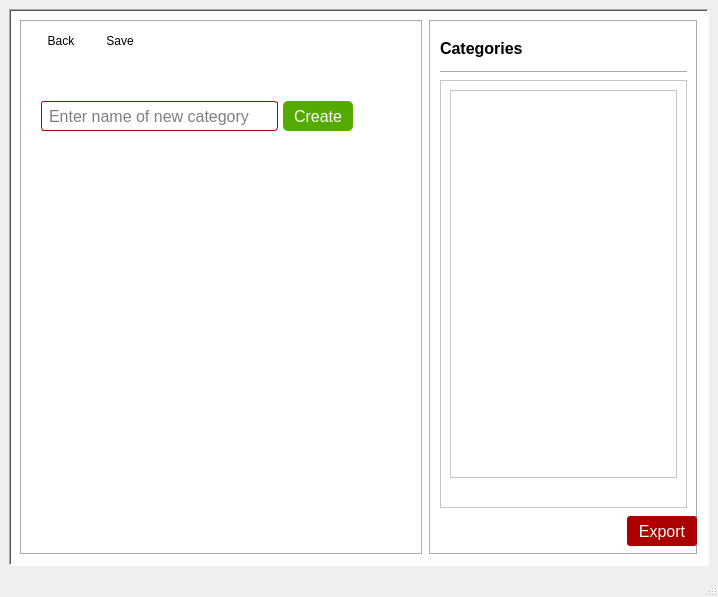
Before: the Qt Designer form assets/ui/GenBBS_catg1.ui in Ano-ly/GenBBS, drawn with Qt 5.
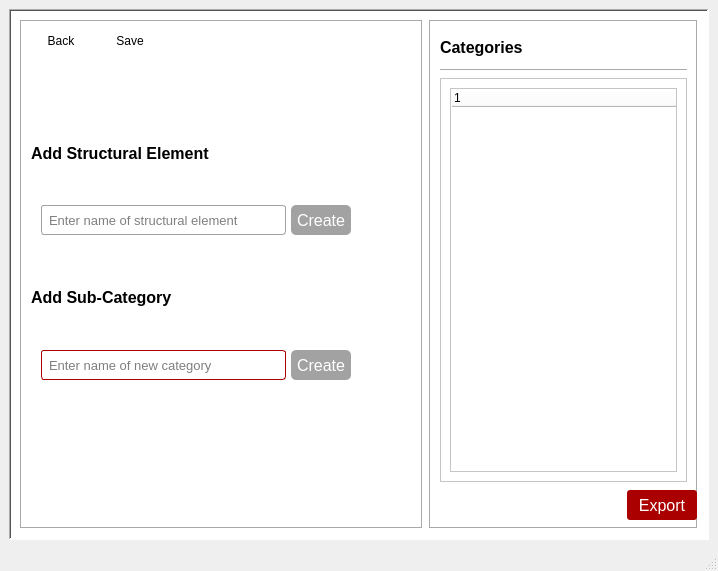
After: the same form once the commit is applied. Icons and pictures are not drawn.

Commit message: Implement tree view updates (category)

The edit to the form file:
```diff
--- a/assets/ui/GenBBS_catg1.ui
+++ b/assets/ui/GenBBS_catg1.ui
@@ -7,7 +7,7 @@
     <x>0</x>
     <y>0</y>
     <width>718</width>
-    <height>597</height>
+    <height>571</height>
    </rect>
   </property>
   <property name="font">
@@ -66,6 +66,9 @@
        <enum>QFrame::Shadow::Sunken</enum>
       </property>
       <layout class="QHBoxLayout" name="horizontalLayout">
+       <property name="spacing">
+        <number>6</number>
+       </property>
        <item>
         <widget class="QFrame" name="frameLeftCatg1">
          <property name="sizePolicy">
@@ -78,14 +81,24 @@
           <bool>false</bool>
          </property>
          <property name="styleSheet">
-          <string notr="true">#btnCreateCatg1 {
+          <string notr="true">#btnCreateSubCatg1 {
 background-color: rgb(85, 170, 0);
 border-radius: 5px;
 color: white;
 padding-left: 5px;
 padding-right: 5px;
 }
-#btnCreateCatg1:hover {
+#btnCreateSubCatg1:hover {
+background-color:rgb(139, 243, 59)
+}
+#btnCreateElementCatg1 {
+background-color: rgb(85, 170, 0);
+border-radius: 5px;
+color: white;
+padding-left: 5px;
+padding-right: 5px;
+}
+#btnCreateElementCatg1:hover {
 background-color:rgb(139, 243, 59)
 }
 #btnSaveCatg1 {
@@ -106,6 +119,31 @@
 }
 #btnBackCatg1:hover {
 background-color:rgb(170, 170, 170)
+}
+
+#btnCreateElementCatg1:disabled {
+background-color:rgb(162, 162, 162);
+border-radius: 5px;
+color: white;
+padding-left: 5px;
+padding-right: 5px;
+}
+#btnCreateSubCatg1:disabled {
+background-color:rgb(162, 162, 162);
+border-radius: 5px;
+color: white;
+padding-left: 5px;
+padding-right: 5px;
+}
+QLineEdit:enabled {
+border-radius: 3px;
+border: 1px solid rgb(170, 0, 0);
+padding-left: 5px;
+}
+QLineEdit:disabled {
+border: 1px solid rgb(162, 162, 162);
+border-radius: 3px;
+padding-left: 5px;
 }</string>
          </property>
          <property name="frameShape">
@@ -114,9 +152,9 @@
          <property name="frameShadow">
           <enum>QFrame::Shadow::Sunken</enum>
          </property>
-         <layout class="QVBoxLayout" name="verticalLayout_3" stretch="1,2,15,8">
+         <layout class="QVBoxLayout" name="verticalLayout_3" stretch="0,1,1,1,1,1,1,1">
           <property name="spacing">
-           <number>10</number>
+           <number>20</number>
           </property>
           <property name="sizeConstraint">
            <enum>QLayout::SizeConstraint::SetMinimumSize</enum>
@@ -216,8 +254,8 @@
             <property name="font">
              <font>
               <family>Segoe UI</family>
-              <pointsize>12</pointsize>
-              <bold>false</bold>
+              <pointsize>11</pointsize>
+              <bold>true</bold>
               <strikeout>false</strikeout>
              </font>
             </property>
@@ -235,12 +273,30 @@
 </string>
             </property>
             <property name="text">
-             <string> Create New Category</string>
+             <string>Category Placeholder, i.e [GROUND FLOOR]</string>
             </property>
+            <property name="margin">
+             <number>5</number>
+            </property>
            </widget>
           </item>
           <item>
-           <layout class="QHBoxLayout" name="layout1Catg" stretch="6,2,1">
+           <widget class="QLabel" name="label2Catg2">
+            <property name="font">
+             <font>
+              <family>Segoe UI</family>
+              <pointsize>12</pointsize>
+              <bold>true</bold>
+              <strikeout>false</strikeout>
+             </font>
+            </property>
+            <property name="text">
+             <string>Add Structural Element</string>
+            </property>
+           </widget>
+          </item>
+          <item>
+           <layout class="QHBoxLayout" name="layout1Catg2" stretch="6,2,1">
             <property name="spacing">
              <number>5</number>
             </property>
@@ -257,10 +313,13 @@
              <number>20</number>
             </property>
             <property name="bottomMargin">
-             <number>300</number>
+             <number>10</number>
             </property>
             <item>
-             <widget class="QLineEdit" name="newInputCatg1">
+             <widget class="QLineEdit" name="inputNewElementCatg1">
+              <property name="enabled">
+               <bool>false</bool>
+              </property>
               <property name="sizePolicy">
                <sizepolicy hsizetype="Preferred" vsizetype="Fixed">
                 <horstretch>0</horstretch>
@@ -361,6 +420,280 @@
                  <colorrole role="Window">
                   <brush brushstyle="SolidPattern">
                    <color alpha="255">
+                    <red>255</red>
+                    <green>255</green>
+                    <blue>255</blue>
+                   </color>
+                  </brush>
+                 </colorrole>
+                </disabled>
+               </palette>
+              </property>
+              <property name="font">
+               <font>
+                <family>Segoe UI</family>
+                <pointsize>10</pointsize>
+                <italic>false</italic>
+                <bold>false</bold>
+               </font>
+              </property>
+              <property name="styleSheet">
+               <string notr="true"/>
+              </property>
+              <property name="text">
+               <string/>
+              </property>
+              <property name="alignment">
+               <set>Qt::AlignmentFlag::AlignJustify|Qt::AlignmentFlag::AlignVCenter</set>
+              </property>
+              <property name="placeholderText">
+               <string>Enter name of structural element</string>
+              </property>
+              <property name="clearButtonEnabled">
+               <bool>true</bool>
+              </property>
+             </widget>
+            </item>
+            <item>
+             <widget class="QPushButton" name="btnCreateElementCatg1">
+              <property name="enabled">
+               <bool>false</bool>
+              </property>
+              <property name="sizePolicy">
+               <sizepolicy hsizetype="Fixed" vsizetype="Fixed">
+                <horstretch>0</horstretch>
+                <verstretch>0</verstretch>
+               </sizepolicy>
+              </property>
+              <property name="minimumSize">
+               <size>
+                <width>60</width>
+                <height>30</height>
+               </size>
+              </property>
+              <property name="maximumSize">
+               <size>
+                <width>50</width>
+                <height>16777215</height>
+               </size>
+              </property>
+              <property name="palette">
+               <palette>
+                <active>
+                 <colorrole role="WindowText">
+                  <brush brushstyle="SolidPattern">
+                   <color alpha="255">
+                    <red>255</red>
+                    <green>255</green>
+                    <blue>255</blue>
+                   </color>
+                  </brush>
+                 </colorrole>
+                 <colorrole role="Button">
+                  <brush brushstyle="SolidPattern">
+                   <color alpha="255">
+                    <red>85</red>
+                    <green>170</green>
+                    <blue>0</blue>
+                   </color>
+                  </brush>
+                 </colorrole>
+                 <colorrole role="Text">
+                  <brush brushstyle="SolidPattern">
+                   <color alpha="255">
+                    <red>255</red>
+                    <green>255</green>
+                    <blue>255</blue>
+                   </color>
+                  </brush>
+                 </colorrole>
+                 <colorrole role="ButtonText">
+                  <brush brushstyle="SolidPattern">
+                   <color alpha="255">
+                    <red>255</red>
+                    <green>255</green>
+                    <blue>255</blue>
+                   </color>
+                  </brush>
+                 </colorrole>
+                 <colorrole role="Base">
+                  <brush brushstyle="SolidPattern">
+                   <color alpha="255">
+                    <red>85</red>
+                    <green>170</green>
+                    <blue>0</blue>
+                   </color>
+                  </brush>
+                 </colorrole>
+                 <colorrole role="Window">
+                  <brush brushstyle="SolidPattern">
+                   <color alpha="255">
+                    <red>85</red>
+                    <green>170</green>
+                    <blue>0</blue>
+                   </color>
+                  </brush>
+                 </colorrole>
+                 <colorrole role="Highlight">
+                  <brush brushstyle="SolidPattern">
+                   <color alpha="255">
+                    <red>39</red>
+                    <green>191</green>
+                    <blue>115</blue>
+                   </color>
+                  </brush>
+                 </colorrole>
+                 <colorrole role="PlaceholderText">
+                  <brush brushstyle="SolidPattern">
+                   <color alpha="128">
+                    <red>255</red>
+                    <green>255</green>
+                    <blue>255</blue>
+                   </color>
+                  </brush>
+                 </colorrole>
+                </active>
+                <inactive>
+                 <colorrole role="WindowText">
+                  <brush brushstyle="SolidPattern">
+                   <color alpha="255">
+                    <red>255</red>
+                    <green>255</green>
+                    <blue>255</blue>
+                   </color>
+                  </brush>
+                 </colorrole>
+                 <colorrole role="Button">
+                  <brush brushstyle="SolidPattern">
+                   <color alpha="255">
+                    <red>85</red>
+                    <green>170</green>
+                    <blue>0</blue>
+                   </color>
+                  </brush>
+                 </colorrole>
+                 <colorrole role="Text">
+                  <brush brushstyle="SolidPattern">
+                   <color alpha="255">
+                    <red>255</red>
+                    <green>255</green>
+                    <blue>255</blue>
+                   </color>
+                  </brush>
+                 </colorrole>
+                 <colorrole role="ButtonText">
+                  <brush brushstyle="SolidPattern">
+                   <color alpha="255">
+                    <red>255</red>
+                    <green>255</green>
+                    <blue>255</blue>
+                   </color>
+                  </brush>
+                 </colorrole>
+                 <colorrole role="Base">
+                  <brush brushstyle="SolidPattern">
+                   <color alpha="255">
+                    <red>85</red>
+                    <green>170</green>
+                    <blue>0</blue>
+                   </color>
+                  </brush>
+                 </colorrole>
+                 <colorrole role="Window">
+                  <brush brushstyle="SolidPattern">
+                   <color alpha="255">
+                    <red>85</red>
+                    <green>170</green>
+                    <blue>0</blue>
+                   </color>
+                  </brush>
+                 </colorrole>
+                 <colorrole role="Highlight">
+                  <brush brushstyle="SolidPattern">
+                   <color alpha="255">
+                    <red>39</red>
+                    <green>191</green>
+                    <blue>115</blue>
+                   </color>
+                  </brush>
+                 </colorrole>
+                 <colorrole role="PlaceholderText">
+                  <brush brushstyle="SolidPattern">
+                   <color alpha="128">
+                    <red>255</red>
+                    <green>255</green>
+                    <blue>255</blue>
+                   </color>
+                  </brush>
+                 </colorrole>
+                </inactive>
+                <disabled>
+                 <colorrole role="WindowText">
+                  <brush brushstyle="SolidPattern">
+                   <color alpha="255">
+                    <red>255</red>
+                    <green>255</green>
+                    <blue>255</blue>
+                   </color>
+                  </brush>
+                 </colorrole>
+                 <colorrole role="Button">
+                  <brush brushstyle="SolidPattern">
+                   <color alpha="255">
+                    <red>162</red>
+                    <green>162</green>
+                    <blue>162</blue>
+                   </color>
+                  </brush>
+                 </colorrole>
+                 <colorrole role="Text">
+                  <brush brushstyle="SolidPattern">
+                   <color alpha="255">
+                    <red>255</red>
+                    <green>255</green>
+                    <blue>255</blue>
+                   </color>
+                  </brush>
+                 </colorrole>
+                 <colorrole role="ButtonText">
+                  <brush brushstyle="SolidPattern">
+                   <color alpha="255">
+                    <red>255</red>
+                    <green>255</green>
+                    <blue>255</blue>
+                   </color>
+                  </brush>
+                 </colorrole>
+                 <colorrole role="Base">
+                  <brush brushstyle="SolidPattern">
+                   <color alpha="255">
+                    <red>162</red>
+                    <green>162</green>
+                    <blue>162</blue>
+                   </color>
+                  </brush>
+                 </colorrole>
+                 <colorrole role="Window">
+                  <brush brushstyle="SolidPattern">
+                   <color alpha="255">
+                    <red>162</red>
+                    <green>162</green>
+                    <blue>162</blue>
+                   </color>
+                  </brush>
+                 </colorrole>
+                 <colorrole role="Highlight">
+                  <brush brushstyle="SolidPattern">
+                   <color alpha="255">
+                    <red>39</red>
+                    <green>191</green>
+                    <blue>115</blue>
+                   </color>
+                  </brush>
+                 </colorrole>
+                 <colorrole role="PlaceholderText">
+                  <brush brushstyle="SolidPattern">
+                   <color alpha="128">
                     <red>255</red>
                     <green>255</green>
                     <blue>255</blue>
@@ -374,6 +707,195 @@
                <font>
                 <family>Segoe UI</family>
                 <pointsize>12</pointsize>
+                <italic>false</italic>
+                <bold>false</bold>
+               </font>
+              </property>
+              <property name="autoFillBackground">
+               <bool>false</bool>
+              </property>
+              <property name="styleSheet">
+               <string notr="true"/>
+              </property>
+              <property name="text">
+               <string>Create</string>
+              </property>
+              <property name="checkable">
+               <bool>true</bool>
+              </property>
+             </widget>
+            </item>
+            <item>
+             <spacer name="hSpacer2_1">
+              <property name="orientation">
+               <enum>Qt::Orientation::Horizontal</enum>
+              </property>
+              <property name="sizeType">
+               <enum>QSizePolicy::Policy::Preferred</enum>
+              </property>
+              <property name="sizeHint" stdset="0">
+               <size>
+                <width>40</width>
+                <height>20</height>
+               </size>
+              </property>
+             </spacer>
+            </item>
+           </layout>
+          </item>
+          <item>
+           <widget class="QLabel" name="label_2">
+            <property name="font">
+             <font>
+              <family>Segoe UI</family>
+              <pointsize>12</pointsize>
+              <bold>true</bold>
+              <strikeout>false</strikeout>
+             </font>
+            </property>
+            <property name="text">
+             <string>Add Sub-Category</string>
+            </property>
+           </widget>
+          </item>
+          <item>
+           <layout class="QHBoxLayout" name="layout2Catg2" stretch="6,2,1">
+            <property name="spacing">
+             <number>5</number>
+            </property>
+            <property name="sizeConstraint">
+             <enum>QLayout::SizeConstraint::SetDefaultConstraint</enum>
+            </property>
+            <property name="leftMargin">
+             <number>10</number>
+            </property>
+            <property name="topMargin">
+             <number>0</number>
+            </property>
+            <property name="rightMargin">
+             <number>20</number>
+            </property>
+            <property name="bottomMargin">
+             <number>10</number>
+            </property>
+            <item>
+             <widget class="QLineEdit" name="inputNewSubCatg1">
+              <property name="enabled">
+               <bool>false</bool>
+              </property>
+              <property name="sizePolicy">
+               <sizepolicy hsizetype="Preferred" vsizetype="Fixed">
+                <horstretch>0</horstretch>
+                <verstretch>0</verstretch>
+               </sizepolicy>
+              </property>
+              <property name="minimumSize">
+               <size>
+                <width>0</width>
+                <height>30</height>
+               </size>
+              </property>
+              <property name="maximumSize">
+               <size>
+                <width>600</width>
+                <height>16777215</height>
+               </size>
+              </property>
+              <property name="palette">
+               <palette>
+                <active>
+                 <colorrole role="Button">
+                  <brush brushstyle="SolidPattern">
+                   <color alpha="255">
+                    <red>255</red>
+                    <green>255</green>
+                    <blue>255</blue>
+                   </color>
+                  </brush>
+                 </colorrole>
+                 <colorrole role="Base">
+                  <brush brushstyle="SolidPattern">
+                   <color alpha="255">
+                    <red>255</red>
+                    <green>255</green>
+                    <blue>255</blue>
+                   </color>
+                  </brush>
+                 </colorrole>
+                 <colorrole role="Window">
+                  <brush brushstyle="SolidPattern">
+                   <color alpha="255">
+                    <red>255</red>
+                    <green>255</green>
+                    <blue>255</blue>
+                   </color>
+                  </brush>
+                 </colorrole>
+                </active>
+                <inactive>
+                 <colorrole role="Button">
+                  <brush brushstyle="SolidPattern">
+                   <color alpha="255">
+                    <red>255</red>
+                    <green>255</green>
+                    <blue>255</blue>
+                   </color>
+                  </brush>
+                 </colorrole>
+                 <colorrole role="Base">
+                  <brush brushstyle="SolidPattern">
+                   <color alpha="255">
+                    <red>255</red>
+                    <green>255</green>
+                    <blue>255</blue>
+                   </color>
+                  </brush>
+                 </colorrole>
+                 <colorrole role="Window">
+                  <brush brushstyle="SolidPattern">
+                   <color alpha="255">
+                    <red>255</red>
+                    <green>255</green>
+                    <blue>255</blue>
+                   </color>
+                  </brush>
+                 </colorrole>
+                </inactive>
+                <disabled>
+                 <colorrole role="Button">
+                  <brush brushstyle="SolidPattern">
+                   <color alpha="255">
+                    <red>255</red>
+                    <green>255</green>
+                    <blue>255</blue>
+                   </color>
+                  </brush>
+                 </colorrole>
+                 <colorrole role="Base">
+                  <brush brushstyle="SolidPattern">
+                   <color alpha="255">
+                    <red>255</red>
+                    <green>255</green>
+                    <blue>255</blue>
+                   </color>
+                  </brush>
+                 </colorrole>
+                 <colorrole role="Window">
+                  <brush brushstyle="SolidPattern">
+                   <color alpha="255">
+                    <red>255</red>
+                    <green>255</green>
+                    <blue>255</blue>
+                   </color>
+                  </brush>
+                 </colorrole>
+                </disabled>
+               </palette>
+              </property>
+              <property name="font">
+               <font>
+                <family>Segoe UI</family>
+                <pointsize>10</pointsize>
                 <italic>false</italic>
                 <bold>false</bold>
                </font>
@@ -399,16 +921,25 @@
              </widget>
             </item>
             <item>
-             <widget class="QPushButton" name="btnCreateCatg1">
+             <widget class="QPushButton" name="btnCreateSubCatg1">
+              <property name="enabled">
+               <bool>false</bool>
+              </property>
+              <property name="sizePolicy">
+               <sizepolicy hsizetype="Fixed" vsizetype="Fixed">
+                <horstretch>0</horstretch>
+                <verstretch>0</verstretch>
+               </sizepolicy>
+              </property>
               <property name="minimumSize">
                <size>
-                <width>0</width>
+                <width>60</width>
                 <height>30</height>
                </size>
               </property>
               <property name="maximumSize">
                <size>
-                <width>70</width>
+                <width>50</width>
                 <height>16777215</height>
                </size>
               </property>
@@ -575,9 +1106,9 @@
                  <colorrole role="Button">
                   <brush brushstyle="SolidPattern">
                    <color alpha="255">
-                    <red>85</red>
-                    <green>170</green>
-                    <blue>0</blue>
+                    <red>162</red>
+                    <green>162</green>
+                    <blue>162</blue>
                    </color>
                   </brush>
                  </colorrole>
@@ -602,18 +1133,18 @@
                  <colorrole role="Base">
                   <brush brushstyle="SolidPattern">
                    <color alpha="255">
-                    <red>85</red>
-                    <green>170</green>
-                    <blue>0</blue>
+                    <red>162</red>
+                    <green>162</green>
+                    <blue>162</blue>
                    </color>
                   </brush>
                  </colorrole>
                  <colorrole role="Window">
                   <brush brushstyle="SolidPattern">
                    <color alpha="255">
-                    <red>85</red>
-                    <green>170</green>
-                    <blue>0</blue>
+                    <red>162</red>
+                    <green>162</green>
+                    <blue>162</blue>
                    </color>
                   </brush>
                  </colorrole>
@@ -661,10 +1192,13 @@
              </widget>
             </item>
             <item>
-             <spacer name="hSpacer1_1">
+             <spacer name="hSpacer2_2">
               <property name="orientation">
                <enum>Qt::Orientation::Horizontal</enum>
               </property>
+              <property name="sizeType">
+               <enum>QSizePolicy::Policy::Preferred</enum>
+              </property>
               <property name="sizeHint" stdset="0">
                <size>
                 <width>40</width>
@@ -676,7 +1210,20 @@
            </layout>
           </item>
           <item>
-           <spacer name="vSpacer1_1">
+           <spacer name="vSpacer2_1">
+            <property name="orientation">
+             <enum>Qt::Orientation::Vertical</enum>
+            </property>
+            <property name="sizeHint" stdset="0">
+             <size>
+              <width>20</width>
+              <height>40</height>
+             </size>
+            </property>
+           </spacer>
+          </item>
+          <item>
+           <spacer name="vSpacer2_2">
             <property name="orientation">
              <enum>Qt::Orientation::Vertical</enum>
             </property>
@@ -710,6 +1257,7 @@
 	background-color: rgb(170, 0, 0);
 	border-radius: 3px;
 	color: white;
+	margin-right: 5pt;
 }
 QPushButton:hover {
 	background-color: rgb(181, 78, 78)
@@ -757,22 +1305,23 @@
             <property name="frameShadow">
              <enum>QFrame::Shadow::Raised</enum>
             </property>
-            <widget class="QTreeView" name="treeViewCatg1">
-             <property name="geometry">
-              <rect>
-               <x>10</x>
-               <y>10</y>
-               <width>227</width>
-               <height>388</height>
-              </rect>
-             </property>
-             <property name="sizePolicy">
-              <sizepolicy hsizetype="Preferred" vsizetype="Expanding">
-               <horstretch>0</horstretch>
-               <verstretch>0</verstretch>
-              </sizepolicy>
-             </property>
-            </widget>
+            <layout class="QHBoxLayout" name="horizontalLayout_3">
+             <item>
+              <widget class="QTreeWidget" name="treeWidgetCatg1">
+               <property name="tabKeyNavigation">
+                <bool>true</bool>
+               </property>
+               <property name="columnCount">
+                <number>1</number>
+               </property>
+               <column>
+                <property name="text">
+                 <string notr="true">1</string>
+                </property>
+               </column>
+              </widget>
+             </item>
+            </layout>
            </widget>
           </item>
           <item>
@@ -799,6 +1348,7 @@
              <font>
               <family>Segoe UI</family>
               <pointsize>12</pointsize>
+              <strikeout>false</strikeout>
              </font>
             </property>
             <property name="styleSheet">
```
Left out of the diff: 6 changed lines with no effect on the pictures. The commit also changes 8 other files.
